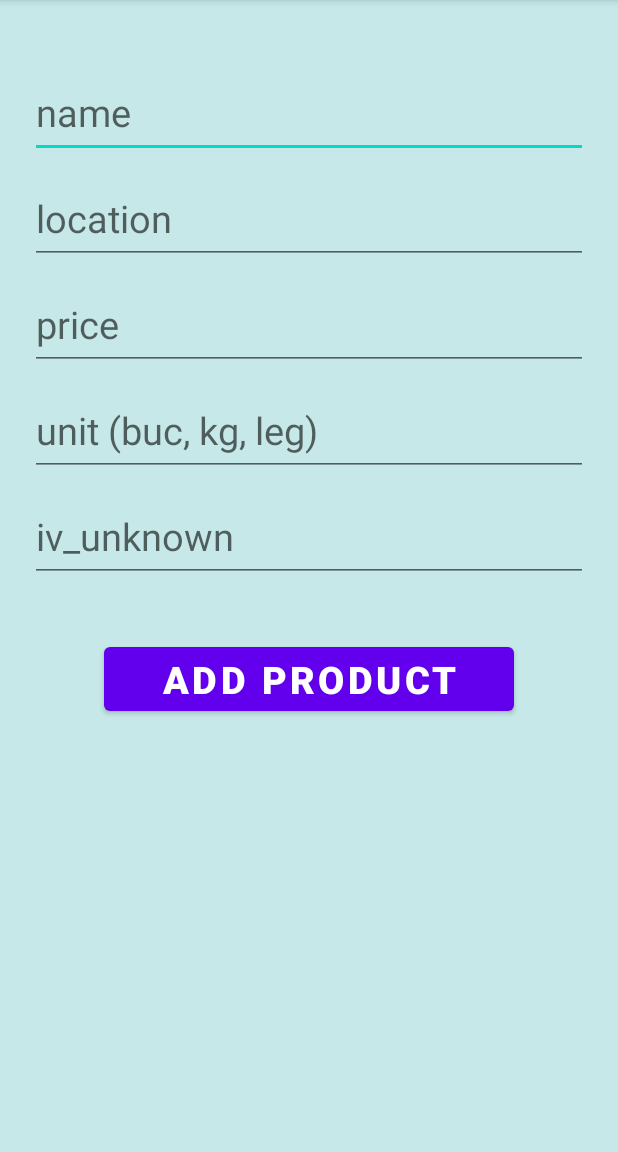
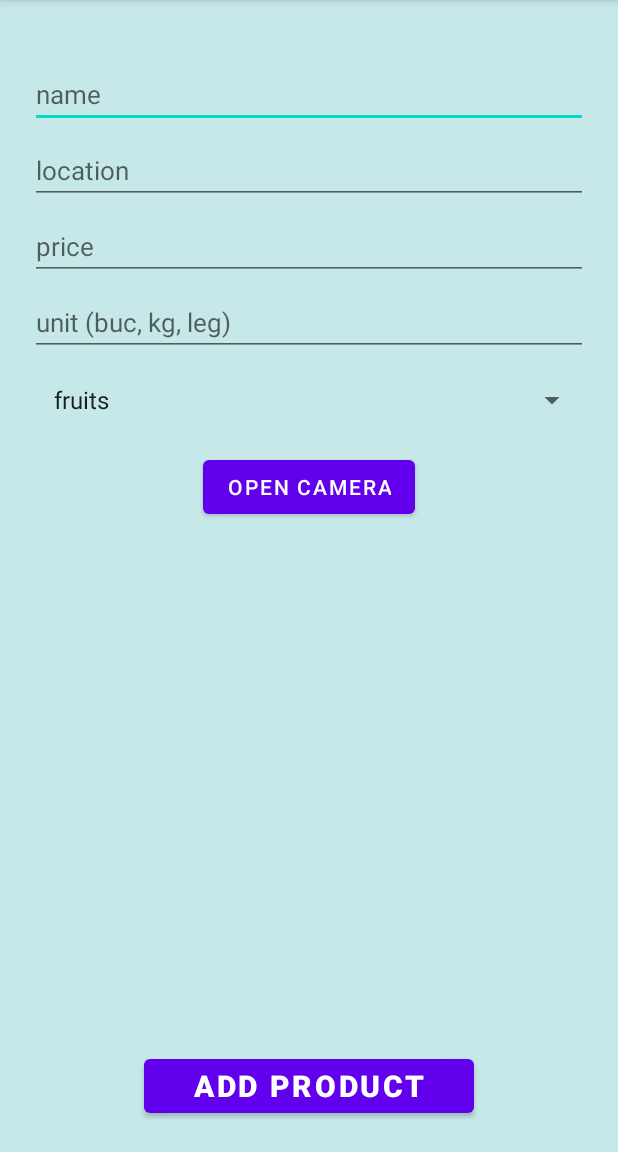
Before and after one commit to Natasa-C/Community-Basket, an Android app: the FragmentProductsAdd screen opened through its navigation route, after a tap on "ADD PRODUCT", on a phone screen of 412 x 824 dp, the part 84-1236 px from its top. Run offline under Robolectric (Android 15) with nearby library versions, the phone set to English and light mode, and no system bars; our stand-ins replace Firebase (no records; nobody signed in at launch, a user with empty details on screens opened directly), Room's generated code.

Commit message:
added drop down list selection for product category

```diff
--- a/Community-Basket /app/src/main/java/com/example/community_basket/fragments/FragmentProductsAdd.kt
+++ b/Community-Basket /app/src/main/java/com/example/community_basket/fragments/FragmentProductsAdd.kt
@@ -2,16 +2,20 @@ package com.example.community_basket.fragments
 
 import android.app.PendingIntent
 import android.content.Intent
+import android.graphics.Bitmap
 import android.graphics.Color
 import android.os.Bundle
 import android.text.TextUtils
-import androidx.fragment.app.Fragment
+import android.util.Log
 import android.view.LayoutInflater
 import android.view.View
 import android.view.ViewGroup
+import android.widget.ArrayAdapter
+import android.widget.Spinner
 import android.widget.Toast
 import androidx.core.app.NotificationCompat
 import androidx.core.app.NotificationManagerCompat
+import androidx.fragment.app.Fragment
 import androidx.lifecycle.ViewModelProvider
 import androidx.lifecycle.observe
 import androidx.navigation.fragment.findNavController
@@ -25,7 +29,6 @@ import kotlinx.android.synthetic.main.fragment_products_add.view.*
 
 
 class FragmentProductsAdd : Fragment() {
-
     private lateinit var mProductViewModel: ProductViewModel
     private lateinit var currentProduct : Product
 
@@ -41,19 +44,63 @@ class FragmentProductsAdd : Fragment() {
         super.onViewCreated(view, savedInstanceState)
 
         mProductViewModel = ViewModelProvider(this).get(ProductViewModel::class.java)
+
+        view.bt_open_camera.setOnClickListener() {
+            makePhoto()
+        }
+
+        var spinner : Spinner = view.spinner_product_category
+        var categoryAdapter : ArrayAdapter<String>? = this.activity?.let {
+            ArrayAdapter<String> (
+                it,
+                android.R.layout.simple_list_item_1,
+                resources.getStringArray(R.array.product_categories))
+        }
+
+        if (categoryAdapter != null) {
+            categoryAdapter.setDropDownViewResource(android.R.layout.simple_spinner_dropdown_item)
+            spinner.adapter = categoryAdapter
+        }
+
         view.add_product_button.setOnClickListener {
-            insertDataToDatabase()
+            val category: String = spinner.selectedItem.toString()
+            insertDataToDatabase(category)
         }
 
         attachObservers()
     }
 
-    private fun insertDataToDatabase() {
+    private fun makePhoto() {
+        Toast.makeText(requireContext(), "facem pozik?", Toast.LENGTH_LONG).show()
+        var intent : Intent = Intent(android.provider.MediaStore.ACTION_IMAGE_CAPTURE)
+        startActivityForResult(intent, 100)
+    }
+
+    override fun onActivityResult(requestCode: Int, resultCode: Int, data: Intent?) {
+        super.onActivityResult(requestCode, resultCode, data)
+
+        if (requestCode == 100) {
+            var capturedImage : Bitmap = data?.getExtras()?.get("data") as Bitmap
+            view?.camera_img?.setImageBitmap(capturedImage)
+        }
+    }
+
+    private fun insertDataToDatabase(category : String) {
         val name = et_product_name.text.toString()
         val location = et_product_location.text.toString()
         val price = et_product_price.text.toString()
         val unit = et_product_unit.text.toString()
-        val imageId = et_product_image.text.toString()
+
+        var imageId : String
+        imageId = when (category) {
+            "fruits" -> "1"
+            "vegetables" -> "2"
+            "nuts" -> "3"
+            "dairy products" -> "4"
+            "meats" -> "5"
+            "eggs" -> "6"
+            else -> "unknown"
+        }
 
         if (inputCheck(name, location, price, unit, imageId)) {
             currentProduct = Product(
--- a/Community-Basket /app/src/main/res/layout/fragment_products_add.xml
+++ b/Community-Basket /app/src/main/res/layout/fragment_products_add.xml
@@ -11,8 +11,8 @@
         android:id="@+id/et_product_name"
         android:layout_width="match_parent"
         android:layout_height="wrap_content"
-        android:textSize="25sp"
-        android:height="60sp"
+        android:textSize="17.5sp"
+        android:height="40sp"
         android:layout_marginTop="25sp"
         android:layout_marginBottom="5sp"
         android:layout_gravity="center_horizontal"
@@ -25,8 +25,8 @@
         android:id="@+id/et_product_location"
         android:layout_width="match_parent"
         android:layout_height="wrap_content"
-        android:textSize="25sp"
-        android:height="60sp"
+        android:textSize="17.5sp"
+        android:height="40sp"
         android:layout_marginTop="5sp"
         android:layout_marginBottom="5sp"
         android:layout_gravity="center_horizontal"
@@ -40,8 +40,8 @@
         android:id="@+id/et_product_price"
         android:layout_width="match_parent"
         android:layout_height="wrap_content"
-        android:textSize="25sp"
-        android:height="60sp"
+        android:textSize="17.5sp"
+        android:height="40sp"
         android:layout_marginTop="5sp"
         android:layout_marginBottom="5sp"
         android:layout_gravity="center_horizontal"
@@ -51,33 +51,40 @@
         android:id="@+id/et_product_unit"
         android:layout_width="match_parent"
         android:layout_height="wrap_content"
-        android:textSize="25sp"
-        android:height="60sp"
+        android:textSize="17.5sp"
+        android:height="40sp"
         android:layout_marginTop="5sp"
         android:layout_marginBottom="5sp"
         android:layout_gravity="center_horizontal"
         android:hint="unit (buc, kg, leg)" />
 
-    <EditText
-        android:id="@+id/et_product_image"
+    <Spinner
+        android:id="@+id/spinner_product_category"
         android:layout_width="match_parent"
+        android:layout_height="wrap_content"/>
+
+    <Button
+        android:layout_width="wrap_content"
         android:layout_height="wrap_content"
-        android:textSize="25sp"
-        android:height="60sp"
-        android:layout_marginTop="5sp"
-        android:layout_marginBottom="5sp"
-        android:layout_gravity="center_horizontal"
-        android:hint="iv_unknown"
-        android:digits="ABCDEFGHIJKLMNOPQRSTUVWXYZabcdefghijklmnopqrstuvwxyz_"/>
+        android:layout_marginTop="10dp"
+        android:layout_gravity="center"
+        android:id="@+id/bt_open_camera"
+        android:text="open camera"/>
+
+    <ImageView
+        android:id="@+id/camera_img"
+        android:layout_width="150sp"
+        android:layout_height="50sp"
+        android:layout_gravity="center"
+        android:layout_weight="1" />
 
     <Button
         android:id="@+id/add_product_button"
-        android:layout_width="273dp"
+        android:layout_width="220dp"
         android:layout_height="wrap_content"
-        android:layout_marginTop="32sp"
         android:layout_gravity="center"
-        android:text="ADD PRODUCT"
-        android:textSize="25sp"
+        android:layout_marginTop="5sp"
+        android:text="Add product"
+        android:textSize="20sp"
         android:textStyle="bold" />
-
 </LinearLayout>
--- a/Community-Basket /app/src/main/res/values/strings.xml
+++ b/Community-Basket /app/src/main/res/values/strings.xml
@@ -20,4 +20,12 @@
     // Facebook login
     <string name="facebook_app_id">747163672611360</string>
     <string name="fb_login_protocol_scheme">fb747163672611360</string>
+    <string-array name="product_categories">
+        <item>fruits</item>
+        <item>vegetables</item>
+        <item>nuts</item>
+        <item>dairy products</item>
+        <item>meats</item>
+        <item>eggs</item>
+    </string-array>
 </resources>
```
